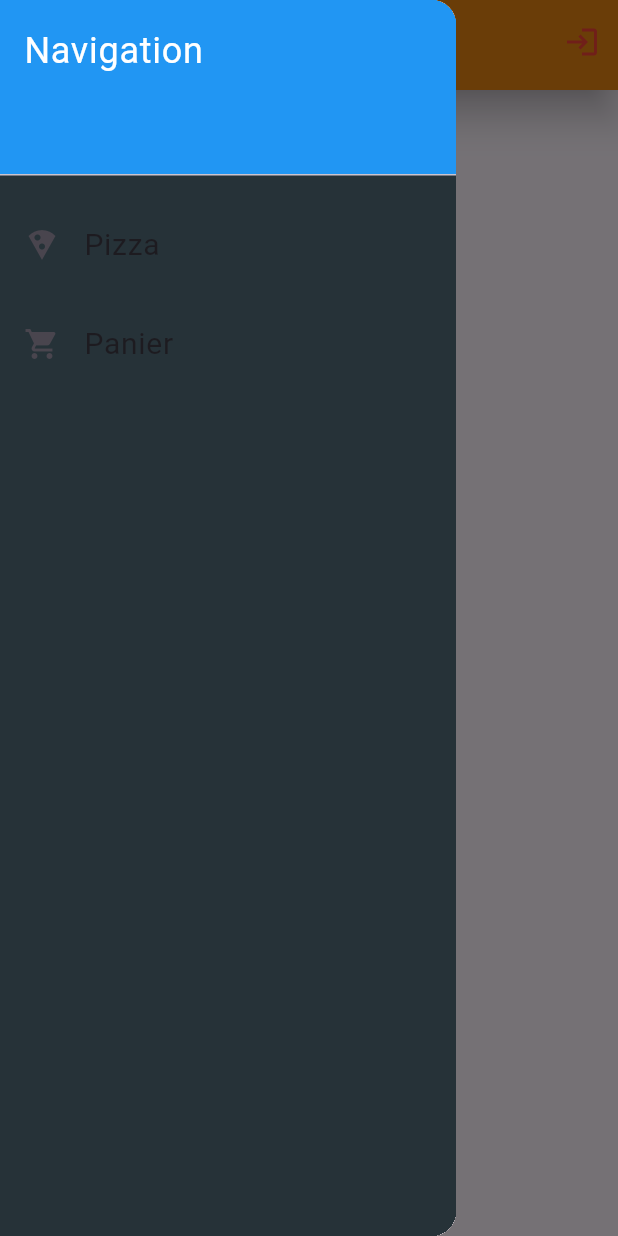
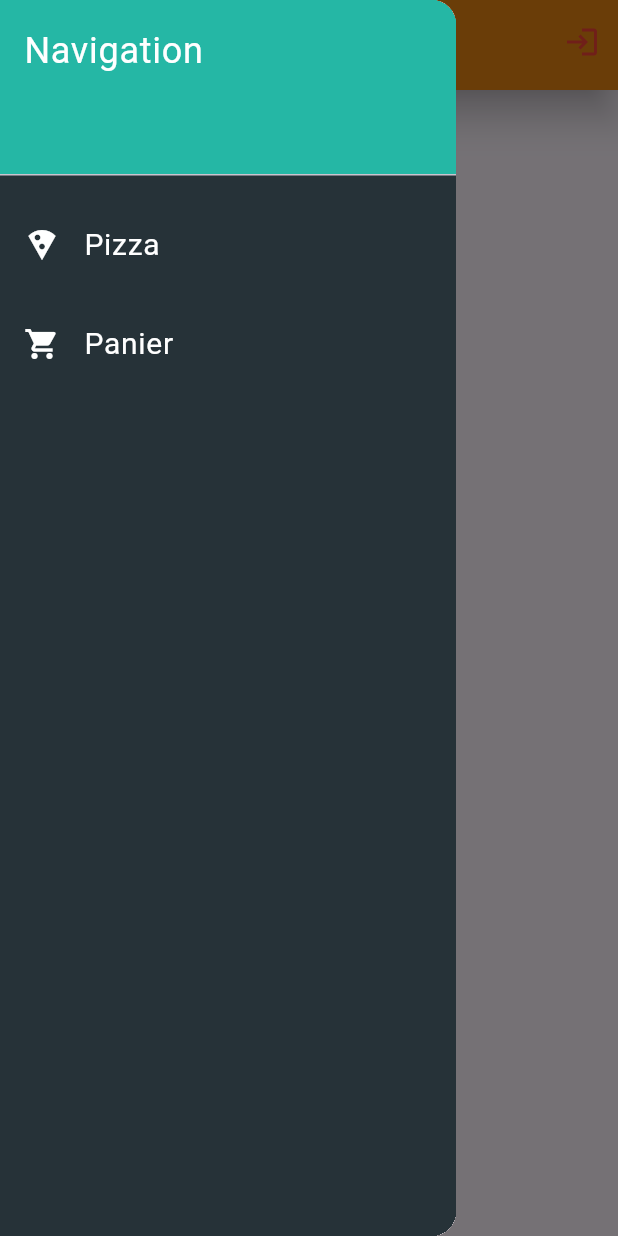
Before and after one commit to dryxos118/flutter_pizza_riverpod, a Flutter app: the OrderList screen opened by its route, with the side drawer open, on a phone screen of 412 x 824 dp. Run offline on Flutter 3.47's test engine with Material 3 defaults, Android fonts, the light colour scheme and no system bars; our stand-ins replace cloud_firestore, firebase_auth, firebase_core, flutter_hooks, flutter_riverpod, go_router and 1 more; accounts and stored records are empty.

Commit message:
little fixes

```diff
--- a/lib/view/cart/order_list.dart
+++ b/lib/view/cart/order_list.dart
@@ -17,12 +17,20 @@ class OrderList extends ConsumerWidget {
                 scrollDirection: Axis.vertical,
                 child: Padding(
                   padding: const EdgeInsets.all(8.0),
-                  child: ListView(
-                    shrinkWrap: true,
-                    children: data
-                        .map(
-                            (order) => SizedBox(child: OrderCard(order: order)))
-                        .toList(),
+                  child: Column(
+                    children: [
+                      Padding(
+                        padding: const EdgeInsets.symmetric(vertical: 8.0),
+                        child: Text(
+                          'Prix total: ${data.map((pizzasOrder) => pizzasOrder.pizzasOrder.fold(0.0, (total, pizza) => total + pizza.price)).fold(0.0, (total, order) => total + order)} €',
+                          style: const TextStyle(fontSize: 20, fontWeight: FontWeight.bold),
+                        ),
+                      ),
+                      ListView(
+                        shrinkWrap: true,
+                        children: data.map((order) => SizedBox(child: OrderCard(order: order))).toList(),
+                      ),
+                    ],
                   ),
                 ))
             : const Center(child: Text("Aucune commande")),
--- a/lib/view/pizza/pizza_list.dart
+++ b/lib/view/pizza/pizza_list.dart
@@ -23,7 +23,7 @@ class PizzaList extends ConsumerWidget {
                             shrinkWrap: true,
                             children: pizzasList.map((Pizza pizza) {
                               return SizedBox(
-                                height: 160,
+                                height: 170,
                                 child: CardPizza(pizza: pizza),
                               );
                             }).toList())
@@ -33,9 +33,7 @@ class PizzaList extends ConsumerWidget {
                 : Center(
                     child: IconButton(
                         onPressed: () async {
-                          await ref
-                              .watch(pizzaProviderNotifier.notifier)
-                              .initializeDb();
+                          await ref.watch(pizzaProviderNotifier.notifier).initializeDb();
                         },
                         icon: const Icon(Icons.replay_outlined))));
   }
--- a/lib/view/widget/drawer.dart
+++ b/lib/view/widget/drawer.dart
@@ -21,7 +21,7 @@ class Menu extends StatelessWidget {
               height: 125,
               child: DrawerHeader(
                 decoration: BoxDecoration(
-                  color: Colors.blue,
+                  color: Color(0xFF25B7A5),
                 ),
                 child: Text(
                   'Navigation',
@@ -36,8 +36,9 @@ class Menu extends StatelessWidget {
             ListTile(
               leading: const Icon(
                 Icons.local_pizza,
+                color: Colors.white,
               ),
-              title: const Text('Pizza', style: TextStyle(fontSize: 20)),
+              title: const Text('Pizza', style: TextStyle(fontSize: 20, color: Colors.white)),
               onTap: () {
                 context.go("/");
                 Navigator.pop(context);
@@ -47,8 +48,9 @@ class Menu extends StatelessWidget {
             ListTile(
               leading: const Icon(
                 Icons.shopping_cart,
+                color: Colors.white,
               ),
-              title: const Text('Panier', style: TextStyle(fontSize: 20)),
+              title: const Text('Panier', style: TextStyle(fontSize: 20, color: Colors.white)),
               onTap: () {
                 context.go("/panier");
                 Navigator.pop(context);
```
Also changed, not shown: lib/view/cart/order_card.dart (+7 -10 lines), lib/view/pizza/card_pizza.dart (+5 -7 lines), lib/view/pizza/dialog_pizza.dart (+42 -19 lines).
